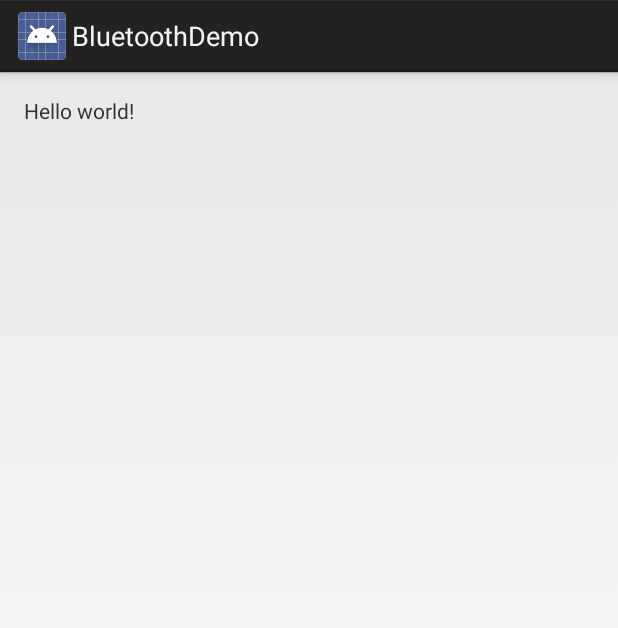
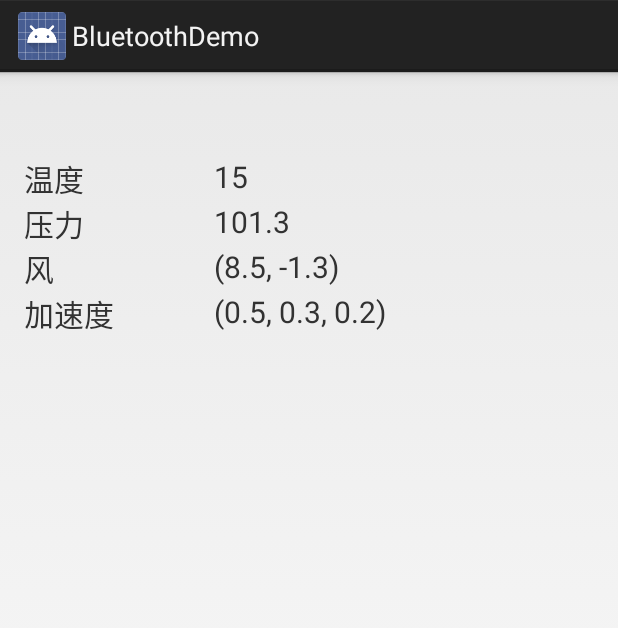
Before and after one commit to Garnel/bluetooth_demo, an Android app: the layout fragment_connect.xml on its own in the app's theme, with its tools: preview values and no code run, on a phone screen of 412 x 824 dp. Shown: the top 628 px of the screen. Run offline under Robolectric (Android 15) with nearby library versions, the phone set to English and light mode, and no system bars.

```diff
--- a/app/src/main/res/layout/fragment_connect.xml
+++ b/app/src/main/res/layout/fragment_connect.xml
@@ -8,9 +8,93 @@
     android:paddingBottom="@dimen/activity_vertical_margin"
     tools:context="com.maoguangming.bluetoothdemo.ConnectActivity$PlaceholderFragment">
 
-    <TextView
-        android:text="@string/hello_world"
-        android:layout_width="wrap_content"
-        android:layout_height="wrap_content" />
 
+    <TableLayout
+        android:layout_width="fill_parent"
+        android:layout_height="fill_parent"
+        android:layout_alignParentTop="true"
+        android:layout_alignParentLeft="true"
+        android:layout_alignParentStart="true"
+        android:layout_marginTop="40dp">
+
+        <TableRow
+            android:id="@+id/temperature_row"
+            android:layout_width="fill_parent"
+            android:layout_height="fill_parent">
+            <TextView
+                android:layout_weight="1"
+                android:layout_width="0dp"
+                android:layout_height="match_parent"
+                android:textSize="20sp"
+                android:text="@string/temperature"/>
+
+            <TextView
+                android:id="@+id/temperature"
+                android:layout_weight="2"
+                android:layout_width="0dp"
+                android:layout_height="match_parent"
+                android:textSize="20sp"
+                android:text="15"/>
+        </TableRow>
+
+        <TableRow
+            android:id="@+id/pressure_row"
+            android:layout_width="fill_parent"
+            android:layout_height="fill_parent">
+            <TextView
+                android:layout_weight="1"
+                android:layout_width="0dp"
+                android:layout_height="match_parent"
+                android:textSize="20sp"
+                android:text="@string/pressure"/>
+
+            <TextView
+                android:id="@+id/pressure"
+                android:layout_weight="2"
+                android:layout_width="0dp"
+                android:layout_height="match_parent"
+                android:textSize="20sp"
+                android:text="101.3"/>
+        </TableRow>
+
+        <TableRow
+            android:id="@+id/wind_row"
+            android:layout_width="fill_parent"
+            android:layout_height="fill_parent">
+            <TextView
+                android:layout_weight="1"
+                android:layout_width="0dp"
+                android:layout_height="match_parent"
+                android:textSize="20sp"
+                android:text="@string/wind"/>
+
+            <TextView
+                android:id="@+id/wind"
+                android:layout_weight="2"
+                android:layout_width="0dp"
+                android:layout_height="match_parent"
+                android:textSize="20sp"
+                android:text="(8.5, -1.3)"/>
+        </TableRow>
+
+        <TableRow
+            android:id="@+id/acceleration_row"
+            android:layout_width="fill_parent"
+            android:layout_height="fill_parent">
+            <TextView
+                android:layout_weight="1"
+                android:layout_width="0dp"
+                android:layout_height="match_parent"
+                android:textSize="20sp"
+                android:text="@string/acceleration"/>
+
+            <TextView
+                android:id="@+id/acceleration"
+                android:layout_weight="2"
+                android:layout_width="0dp"
+                android:layout_height="match_parent"
+                android:textSize="20sp"
+                android:text="(0.5, 0.3, 0.2)"/>
+        </TableRow>
+    </TableLayout>
 </RelativeLayout>
--- a/app/src/main/res/values/strings.xml
+++ b/app/src/main/res/values/strings.xml
@@ -14,4 +14,11 @@
     <string name="title_activity_connect">ConnectActivity</string>
     <string name="hello_world">Hello world!</string>
 
+    <string name="temperature">温度</string>
+    <string name="pressure">压力</string>
+    <string name="wind">风</string>
+    <string name="wind_front">正风</string>
+    <string name="wind_side">测风</string>
+    <string name="acceleration">加速度</string>
+
 </resources>
```
Also changed, not shown: app/src/main/java/com/maoguangming/bluetoothdemo/ConnectActivity.java (+47 -5 lines), app/src/main/java/com/maoguangming/bluetoothdemo/MainActivity.java (+12 -2 lines), app/src/main/java/com/maoguangming/bluetoothdemo/SensorData.java (added, +85 -0 lines).
